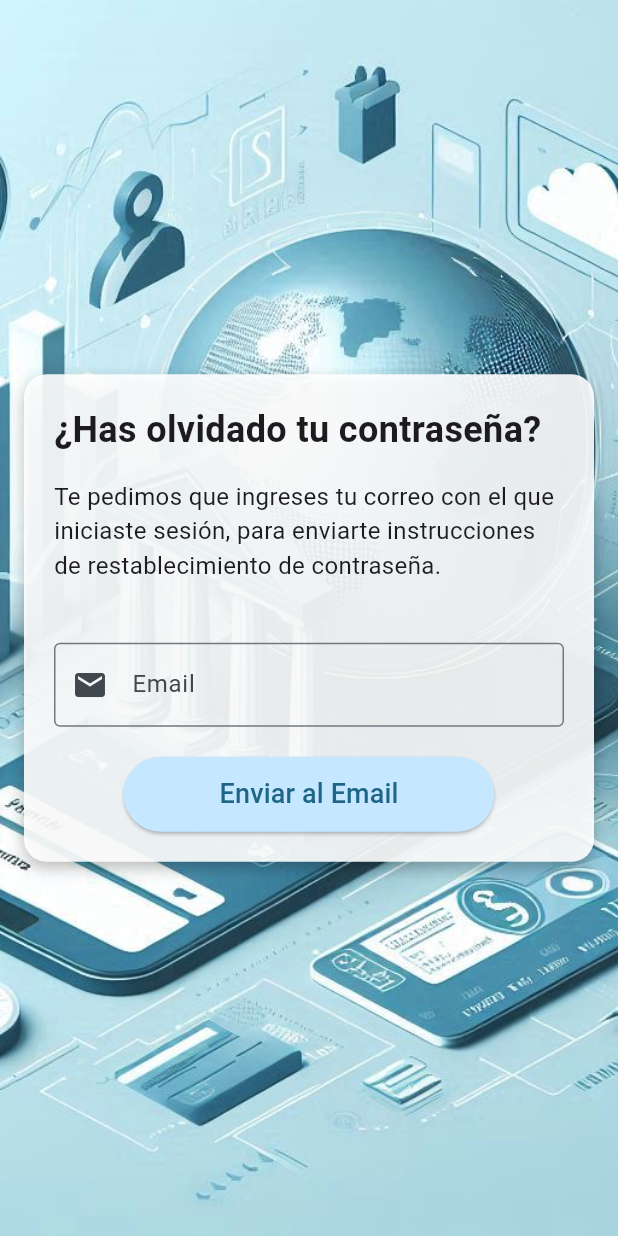
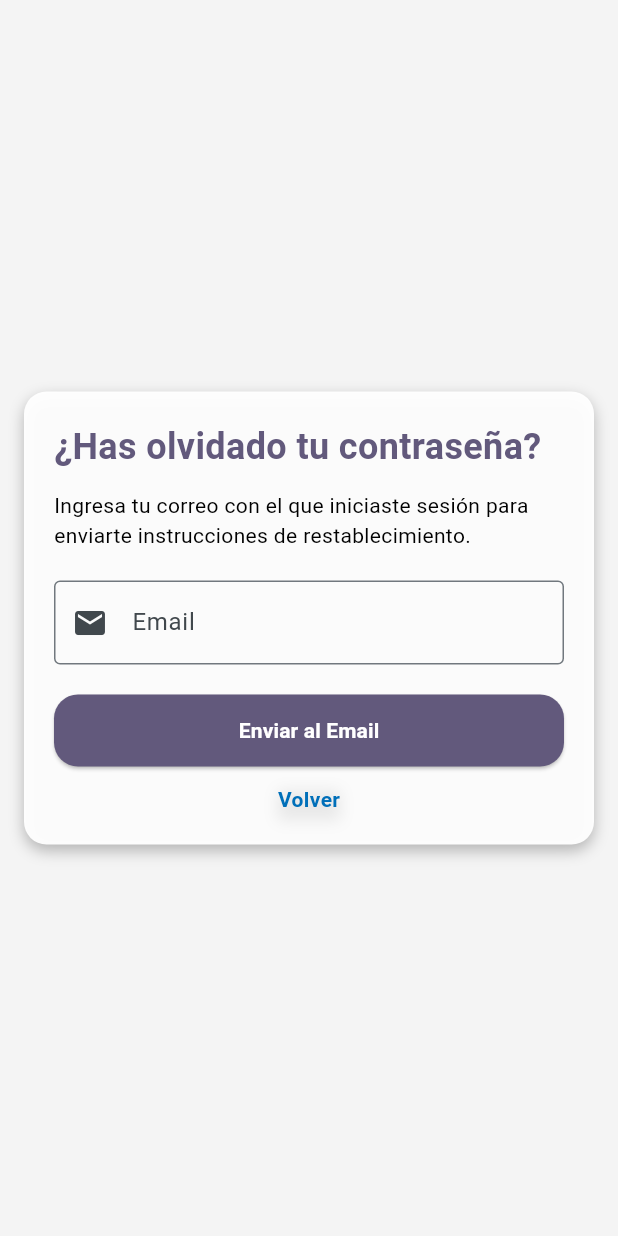
Before and after one commit to cvlciifer/app_wallet, a Flutter app: the ForgotPasswordScreen screen opened by its route, on a phone screen of 412 x 824 dp. Run offline on Flutter 3.47's test engine with Material 3 defaults, Android fonts, the phone set to English and light mode, and no system bars; our stand-ins replace another_flushbar, app_links, cloud_firestore, connectivity_plus, firebase_auth, firebase_core and 8 more; missing offline and left inert: cryptography; accounts and stored records are empty.

Commit message:
Cambios en pantalla forgot password.

```diff
--- a/lib/library_section/main_library.dart
+++ b/lib/library_section/main_library.dart
@@ -24,7 +24,7 @@ export 'package:app_wallet/login_section/presentation/screens/log_in.dart';
 export 'package:app_wallet/welcome_section/presentation/screens/wallet_welcome.dart';
 export 'package:app_wallet/login_section/presentation/screens/auth_wrapper.dart';
 export 'package:app_wallet/statistics_section/presentation/screens/statistics_screen.dart';
-export 'package:app_wallet/login_section/presentation/screens/forgot_passoword.dart';
+export 'package:app_wallet/login_section/presentation/screens/forgot_password.dart';
 export 'package:app_wallet/components_section/widgets/card_expense.dart';
 export 'package:app_wallet/components_section/widgets/chart/chart.dart';
 export 'package:app_wallet/components_section/widgets/expenses_list/expense_item.dart';
--- a/lib/login_section/presentation/screens/forgot_passoword.dart
+++ b/lib/login_section/presentation/screens/forgot_password.dart
@@ -1,5 +1,5 @@
+import 'package:app_wallet/library_section/main_library.dart' hide AuthProvider;
 import 'package:app_wallet/login_section/presentation/providers/reset_password.dart';
-import 'package:flutter/material.dart';
 import 'package:provider/provider.dart';
 
 class ForgotPasswordScreen extends StatelessWidget {
@@ -12,22 +12,13 @@ class ForgotPasswordScreen extends StatelessWidget {
     return Scaffold(
       body: Stack(
         children: [
-          // Imagen de fondo
-          Container(
-            decoration: const BoxDecoration(
-              image: DecorationImage(
-                image: AssetImage('assets/images/background.png'),
-                fit: BoxFit.cover,
-              ),
-            ),
-          ),
+          Container(color: AwColors.greyLight),
           Center(
             child: Container(
               margin: const EdgeInsets.all(16.0),
               padding: const EdgeInsets.all(20.0),
               decoration: BoxDecoration(
-                color: Colors.white
-                    .withOpacity(0.9), // Fondo blanco semi-transparente
+                color: Colors.white.withOpacity(0.95),
                 borderRadius: BorderRadius.circular(15.0),
                 boxShadow: const [
                   BoxShadow(
@@ -40,30 +31,26 @@ class ForgotPasswordScreen extends StatelessWidget {
               child: SingleChildScrollView(
                 child: Column(
                   mainAxisAlignment: MainAxisAlignment.center,
+                  crossAxisAlignment: CrossAxisAlignment.stretch,
                   children: [
                     const Align(
                       alignment: Alignment.centerLeft,
-                      child: Text(
+                      child: AwText.bold(
                         '¿Has olvidado tu contraseña?',
-                        style: TextStyle(
-                          fontSize: 24,
-                          fontWeight: FontWeight.bold,
-                        ),
+                        size: AwSize.s24,
+                        color: AwColors.appBarColor,
                       ),
                     ),
-                    const SizedBox(height: 16),
+                    AwSpacing.s12,
                     const Align(
                       alignment: Alignment.centerLeft,
-                      child: Text(
-                        'Te pedimos que ingreses tu correo con el que iniciaste sesión, '
-                        'para enviarte instrucciones de restablecimiento de contraseña.',
-                        style: TextStyle(
-                          fontSize: 16,
-                          fontWeight: FontWeight.w400,
-                        ),
+                      child: AwText.normal(
+                        'Ingresa tu correo con el que iniciaste sesión para enviarte instrucciones de restablecimiento.',
+                        size: AwSize.s14,
+                        color: AwColors.boldBlack,
                       ),
                     ),
-                    const SizedBox(height: 40),
+                    AwSpacing.s20,
                     TextField(
                       controller: _emailController,
                       decoration: const InputDecoration(
@@ -73,10 +60,11 @@ class ForgotPasswordScreen extends StatelessWidget {
                       ),
                       keyboardType: TextInputType.emailAddress,
                     ),
-                    const SizedBox(height: 20),
-                    ElevatedButton(
+                    AwSpacing.s20,
+                    WalletButton.iconButtonText(
+                      buttonText: 'Enviar al Email',
                       onPressed: () {
-                        String email = _emailController.text.trim();
+                        final email = _emailController.text.trim();
                         if (email.isEmpty) {
                           ScaffoldMessenger.of(context).showSnackBar(
                             const SnackBar(
@@ -84,6 +72,7 @@ class ForgotPasswordScreen extends StatelessWidget {
                           );
                           return;
                         }
+
                         Provider.of<AuthProvider>(context, listen: false)
                             .resetPassword(
                           email,
@@ -102,14 +91,14 @@ class ForgotPasswordScreen extends StatelessWidget {
                           },
                         );
                       },
-                      child: const Padding(
-                        padding: EdgeInsets.symmetric(
-                            vertical: 12.0, horizontal: 40.0),
-                        child: Text(
-                          'Enviar al Email',
-                          style: TextStyle(fontSize: 18),
-                        ),
-                      ),
+                      backgroundColor: AwColors.appBarColor,
+                    ),
+                    AwSpacing.s12,
+                    WalletButton.textButton(
+                      buttonText: 'Volver',
+                      onPressed: () => Navigator.of(context).pop(),
+                      alignment: MainAxisAlignment.center,
+                      colorText: AwColors.blue,
                     ),
                   ],
                 ),
```
